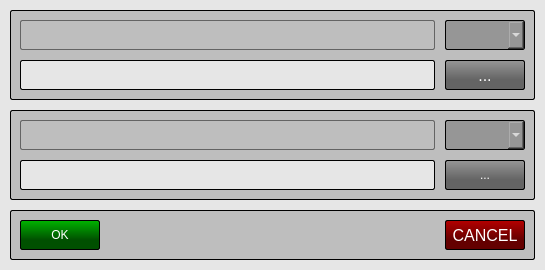
Before: the Qt Designer form src/Forms/ChooseFilesWindow.ui in psv-git/BDOLang, drawn with Qt 5.
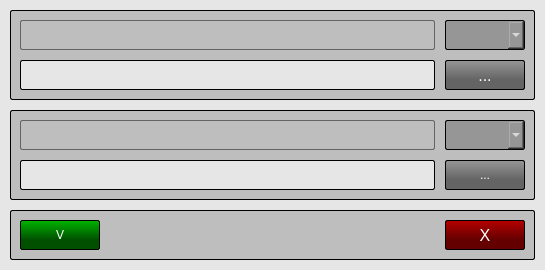
After: the same form once the commit is applied. Icons and pictures are not drawn. Custom widgets are drawn as their Qt base class.

Diff of the .ui file:
```diff
--- a/src/Forms/ChooseFilesWindow.ui
+++ b/src/Forms/ChooseFilesWindow.ui
@@ -495,7 +495,7 @@
 </string>
     </property>
     <property name="text">
-     <string>CANCEL</string>
+     <string>X</string>
     </property>
    </widget>
    <widget class="QPushButton" name="okButton">
@@ -537,7 +537,7 @@
 </string>
     </property>
     <property name="text">
-     <string>OK</string>
+     <string>V</string>
     </property>
    </widget>
   </widget>
```
